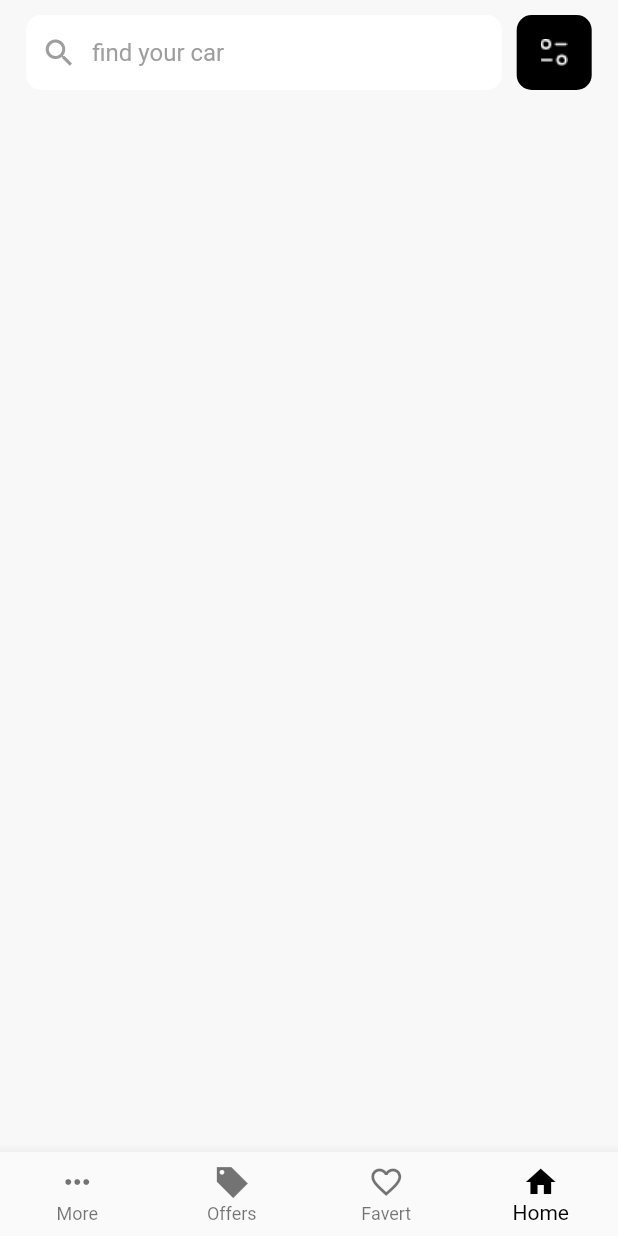
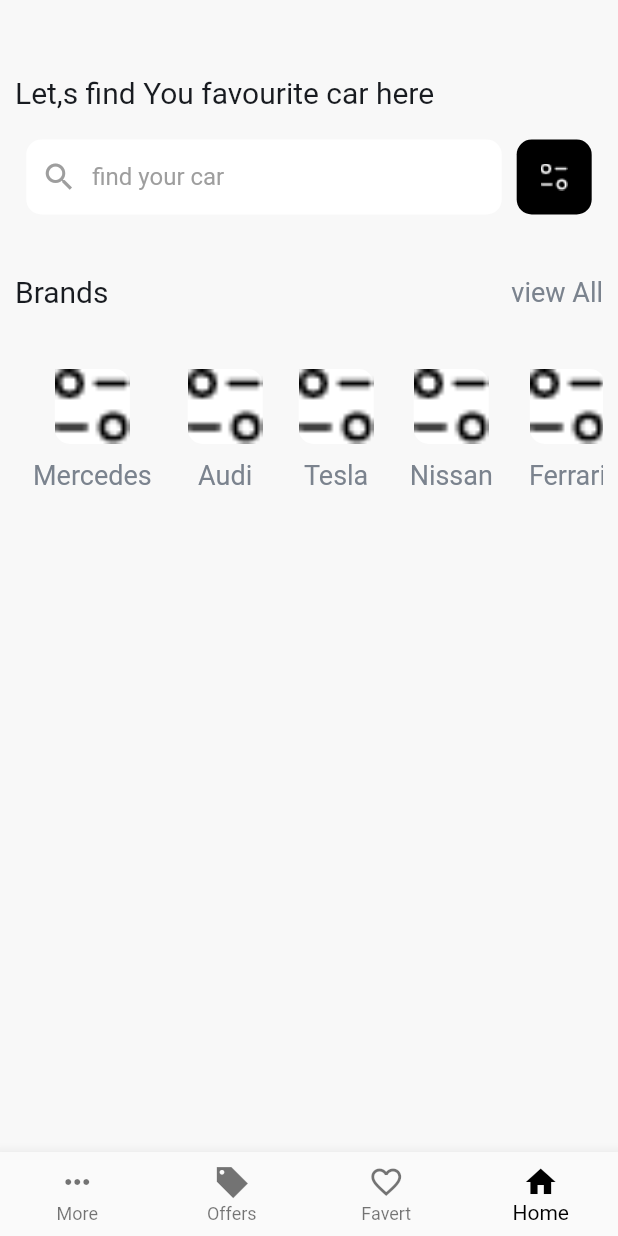
Before and after one commit to Yasser8351/Auto-Car, a Flutter app: the screen it shows after launch, on a phone screen of 412 x 824 dp. Run offline on Flutter 3.47's test engine with Material 2 defaults, Android fonts, the phone set to English and light mode, and no system bars.

Commit message:
add list Brands and 4 screene in more Screen

```diff
--- a/lib/config/app_config.dart
+++ b/lib/config/app_config.dart
@@ -7,19 +7,29 @@ class AppConfig {
   static const offers = "Offers";
   static const more = "More";
   static const faq = "FAQ";
-  static const aboutUs = "About App";
+  static const shareApp = "Share App";
+  static const aboutApp = "About App";
+  static const versionApp = "Version App";
   static const callUs = "Call Us";
+  static const privacyPolicy = "Privacy Policy";
   static const search = "Search";
   static const termsAndConditions = "Terms and Conditions";
+  static const findYourFavertCar = "Let,s find You favourite car here";
   static const findCar = "find your car";
+  static const viewAll = "view All";
+  static const brands = "Brands";
 
   // Image Assets for All App
+  static const logo = "assets/images/filter.png";
   static const filter = "assets/images/filter.png"; //filter.svg
 
   // Text Style fpr All App
-
   static const textTitle = TextStyle(
     fontSize: 20,
-    color: Color.fromARGB(255, 29, 29, 29),
+    color: Color(0xff181B20),
+  );
+  static const textViewAll = TextStyle(
+    fontSize: 18,
+    color: Color(0xff7B838E),
   );
 }
--- a/lib/main.dart
+++ b/lib/main.dart
@@ -4,6 +4,8 @@ import 'package:auto_car/view/more.dart';
 import 'package:auto_car/view/offers.dart';
 import 'package:auto_car/view/tab_screen.dart';
 import 'package:flutter/material.dart';
+
+import 'view/about_screen.dart';
 
 void main() {
   runApp(const MyApp());
@@ -43,6 +45,7 @@ class MyApp extends StatelessWidget {
         Favert.routeName: (ctx) => const Favert(),
         Offers.routeName: (ctx) => const Offers(),
         More.routeName: (ctx) => const More(),
+        AboutScreen.routeName: (ctx) => const AboutScreen(),
       },
     );
   }
--- /dev/null
+++ b/lib/model/brand_model.dart
@@ -0,0 +1,6 @@
+class BrandModel {
+  String title;
+  String image;
+
+  BrandModel(this.title, this.image);
+}
--- a/lib/view/home.dart
+++ b/lib/view/home.dart
@@ -1,5 +1,7 @@
 import 'package:auto_car/config/app_config.dart';
 import 'package:flutter/material.dart';
+
+import '../widget/list_brand_widget.dart';
 
 class Home extends StatelessWidget {
   const Home({Key? key}) : super(key: key);
@@ -9,24 +11,39 @@ class Home extends StatelessWidget {
   Widget build(BuildContext context) {
     return Container(
       color: const Color(0xffF8F8F8),
+      child: Padding(
+        padding: const EdgeInsets.symmetric(horizontal: 10),
         child: Column(
           children: [
+            const SizedBox(height: 50),
+            buildTextTitleWidget(),
+            const SizedBox(height: 20),
             buildSearchWidget(context),
-          //buildBrandWidget
-          // Image.asset(AppConfig.filter, color: Colors.black),
+            const SizedBox(height: 40),
+            const ListBrandWidget(),
           ],
+        ),
       ),
     );
   }
 }
 
+buildTextTitleWidget() {
+  return const Align(
+    alignment: Alignment.centerLeft,
+    child: Padding(
+      padding: EdgeInsets.symmetric(horizontal: 0),
+      child: Text(
+        AppConfig.findYourFavertCar,
+        style: AppConfig.textTitle,
+      ),
+    ),
+  );
+}
+
 buildSearchWidget(BuildContext context) {
   final size = MediaQuery.of(context).size;
-  return Padding(
-    padding: const EdgeInsets.symmetric(vertical: 10),
-    //   margin: const EdgeInsets.symmetric(vertical: 10),
-
-    child: Row(
+  return Row(
     mainAxisAlignment: MainAxisAlignment.center,
     crossAxisAlignment: CrossAxisAlignment.end,
     children: [
@@ -66,6 +83,5 @@ buildSearchWidget(BuildContext context) {
         child: Image.asset(AppConfig.filter),
       ),
     ],
-    ),
   );
 }
--- /dev/null
+++ b/lib/widget/list_brand_widget.dart
@@ -0,0 +1,75 @@
+import 'package:auto_car/config/app_config.dart';
+import 'package:auto_car/model/brand_model.dart';
+import 'package:flutter/material.dart';
+
+class ListBrandWidget extends StatelessWidget {
+  const ListBrandWidget({Key? key}) : super(key: key);
+
+  @override
+  Widget build(BuildContext context) {
+    List<BrandModel> listBrand = [
+      BrandModel("Mercedes", AppConfig.filter),
+      BrandModel("Audi", AppConfig.filter),
+      BrandModel("Tesla", AppConfig.filter),
+      BrandModel("Nissan", AppConfig.filter),
+      BrandModel("Ferrari", AppConfig.filter),
+    ];
+    return Column(
+      children: [
+        Row(
+          mainAxisAlignment: MainAxisAlignment.spaceBetween,
+          children: const [
+            Text(
+              AppConfig.brands,
+              style: AppConfig.textTitle,
+            ),
+            Text(
+              AppConfig.viewAll,
+              style: AppConfig.textViewAll,
+            )
+          ],
+        ),
+        const SizedBox(height: 40),
+        SizedBox(
+          height: 100,
+          child: ListView.builder(
+            scrollDirection: Axis.horizontal,
+            itemCount: listBrand.length,
+            itemBuilder: (context, index) {
+              String image = listBrand[index].image;
+              String title = listBrand[index].title;
+              return Padding(
+                padding: const EdgeInsets.symmetric(horizontal: 12),
+                child: Column(
+                  crossAxisAlignment: CrossAxisAlignment.center,
+                  children: [
+                    Container(
+                      height: 50,
+                      width: 50,
+                      decoration: BoxDecoration(
+                        color: Colors.white,
+                        borderRadius: BorderRadius.circular(10),
+                      ),
+                      child: Image.asset(
+                        image,
+                        color: Colors.black,
+                        fit: BoxFit.cover,
+                        height: 60,
+                        width: 60,
+                      ),
+                    ),
+                    const SizedBox(height: 10),
+                    Text(
+                      title,
+                      style: AppConfig.textViewAll,
+                    )
+                  ],
+                ),
+              );
+            },
+          ),
+        )
+      ],
+    );
+  }
+}
```
Also changed, not shown: lib/view/about_screen.dart (added, +63 -0 lines), lib/view/more.dart (+29 -6 lines). Lines whose indentation alone changed are shown as unchanged.
